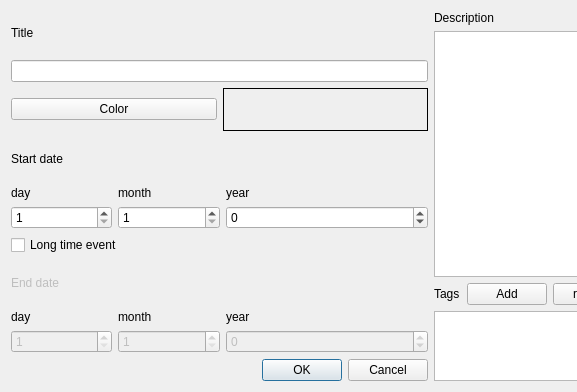
First picture: the form in TimelineArchitect/newevent_View.ui, repository GrzegorzDomaradzki/TimelineArchitect, before the edit; both pictures show x 0 to 577 and y 0 to 392 of the 862 by 392 pixel window.
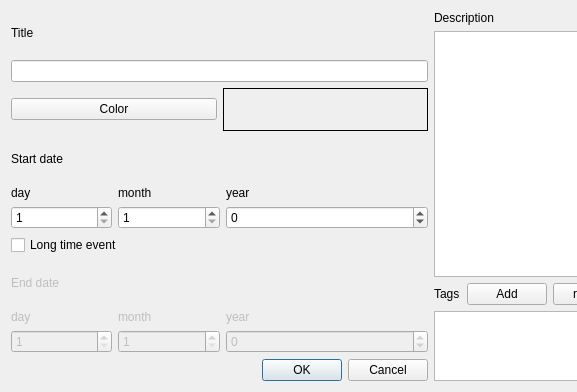
Second picture: the form after the edit.

The edit to the form file:
```diff
--- a/TimelineArchitect/newevent_View.ui
+++ b/TimelineArchitect/newevent_View.ui
@@ -146,7 +146,10 @@
        <item>
         <layout class="QVBoxLayout" name="verticalLayout_7">
          <item>
-          <widget class="QLabel" name="label_9">
+          <widget class="QLabel" name="label_acitve2">
+           <property name="enabled">
+            <bool>false</bool>
+           </property>
            <property name="text">
             <string>day</string>
            </property>
@@ -170,7 +173,10 @@
        <item>
         <layout class="QVBoxLayout" name="verticalLayout_8">
          <item>
-          <widget class="QLabel" name="label_8">
+          <widget class="QLabel" name="label_acitve3">
+           <property name="enabled">
+            <bool>false</bool>
+           </property>
            <property name="text">
             <string>month</string>
            </property>
@@ -194,7 +200,10 @@
        <item>
         <layout class="QVBoxLayout" name="verticalLayout_9">
          <item>
-          <widget class="QLabel" name="label_10">
+          <widget class="QLabel" name="label_acitve1">
+           <property name="enabled">
+            <bool>false</bool>
+           </property>
            <property name="text">
             <string>year</string>
            </property>
```
